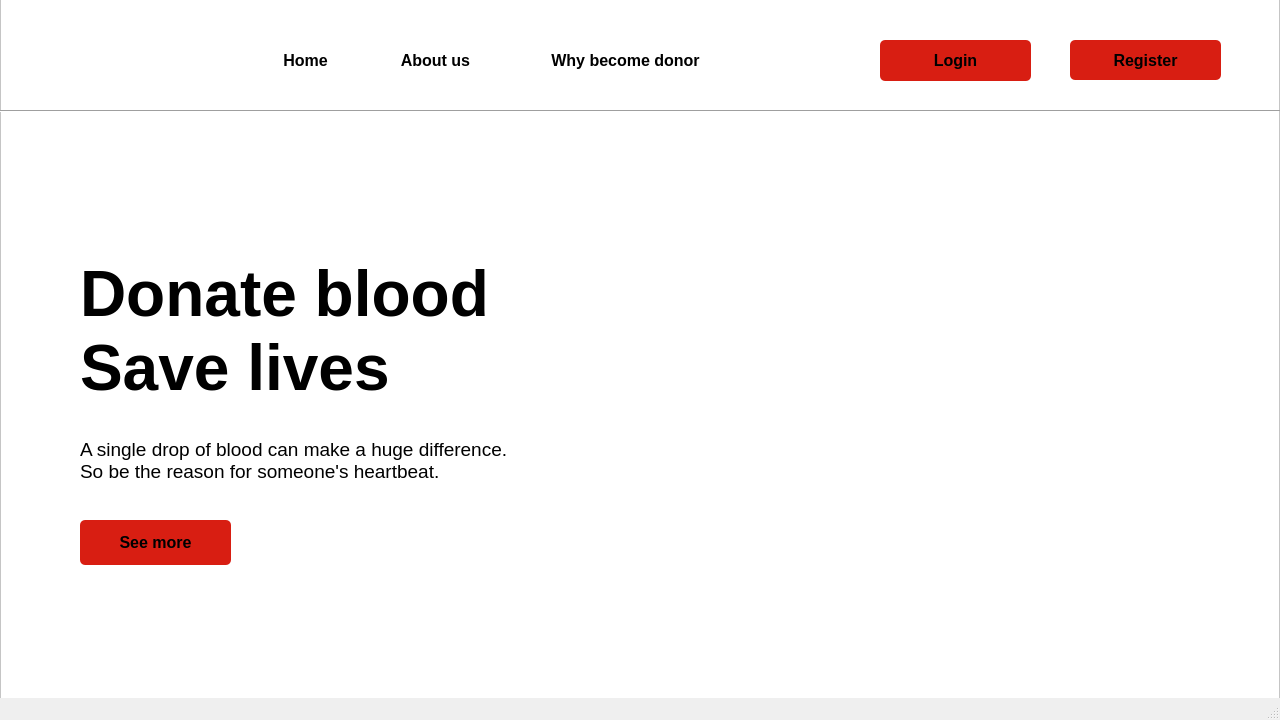
Rista10/Final, file mainwindow.ui: the form before one commit.
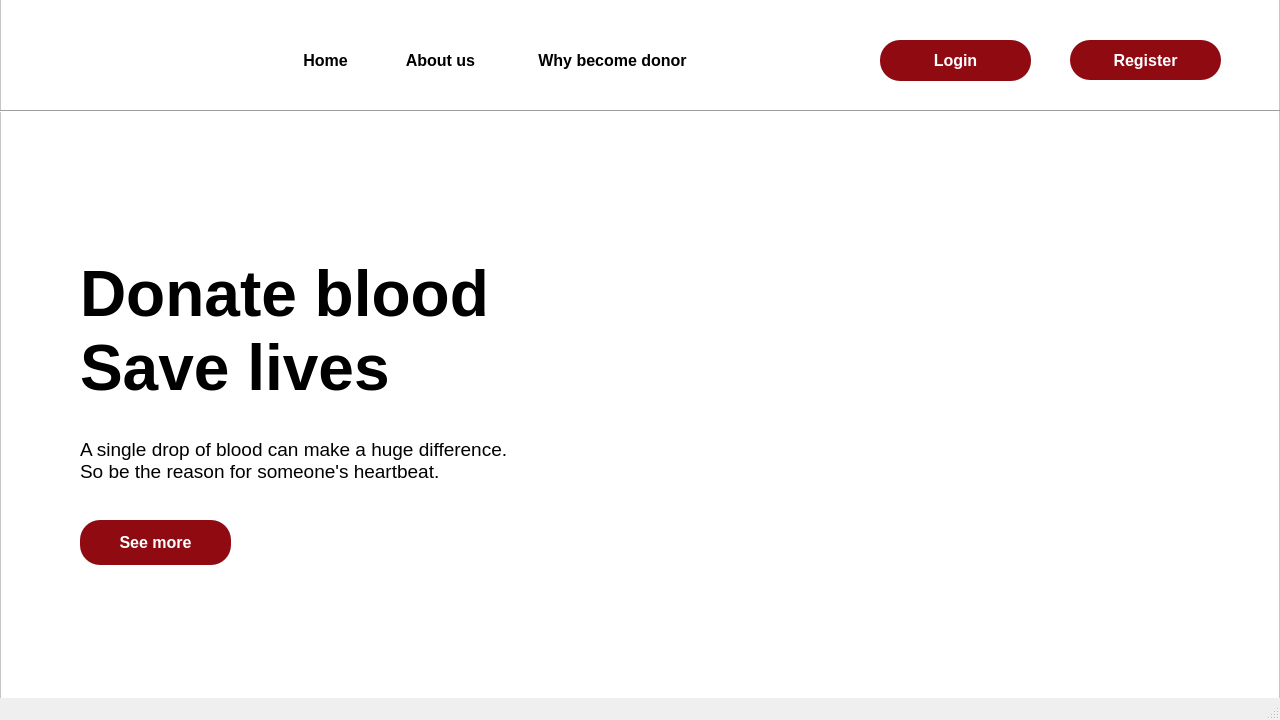
The form after the commit. Icons and pictures are not drawn.

The edit to the form file:
```diff
--- a/mainwindow.ui
+++ b/mainwindow.ui
@@ -68,11 +68,19 @@
       </font>
      </property>
      <property name="styleSheet">
-      <string notr="true">#signin_3
+      <string notr="true">
+*
 {
- background-color:#D81E12;
-border-radius:5px;
-}</string>
+ background-color:rgb(144,10,18);
+border-radius:20px;
+color:white;
+}
+#signin_3:hover
+{
+background-color:white;
+	color: rgb(144, 10, 18);
+}
+</string>
      </property>
      <property name="text">
       <string>Register</string>
@@ -96,9 +104,16 @@
      <property name="styleSheet">
       <string notr="true">#login
 {
- background-color:#D81E12;
-border-radius:5px;
-}</string>
+ background-color:rgb(144,10,18);
+border-radius:20px;
+color:white;
+}
+#login:hover
+{
+background-color:white;
+	color: rgb(144, 10, 18);
+}
+</string>
      </property>
      <property name="text">
       <string>Login</string>
@@ -188,11 +203,19 @@
       </font>
      </property>
      <property name="styleSheet">
-      <string notr="true">#see_more
+      <string notr="true">
+#see_more
 {
- background-color:#D81E12;
-border-radius:5px;
-}</string>
+ background-color:rgb(144,10,18);
+border-radius:20px;
+color:white;
+}
+#see_more:hover
+{
+background-color:white;
+	color: rgb(144, 10, 18);
+}
+</string>
      </property>
      <property name="text">
       <string>See more</string>
@@ -201,9 +224,9 @@
     <widget class="QPushButton" name="home">
      <property name="geometry">
       <rect>
-       <x>230</x>
+       <x>290</x>
        <y>60</y>
-       <width>151</width>
+       <width>71</width>
        <height>41</height>
       </rect>
      </property>
@@ -215,10 +238,15 @@
      </property>
      <property name="styleSheet">
       <string notr="true">#home
+{
+border-radius:0.5px;
+background-color: rgb(255, 255, 255);
+}
 
+#home::hover
 {
- background-color:#rgb(255, 255, 255);
-border-radius:5px;
+   border-bottom:3px solid rgb(144, 10, 18);
+	color: rgb(144, 10, 18);
 }</string>
      </property>
      <property name="text">
@@ -228,9 +256,9 @@
     <widget class="QPushButton" name="about">
      <property name="geometry">
       <rect>
-       <x>360</x>
+       <x>390</x>
        <y>60</y>
-       <width>151</width>
+       <width>101</width>
        <height>41</height>
       </rect>
      </property>
@@ -245,7 +273,13 @@
 
 {
  background-color:#rgb(255, 255, 255);
-border-radius:5px;
+border-radius:0.5px;
+}
+#about::hover
+{
+   border-bottom:3px solid rgb(144, 10, 18);
+	color: rgb(144, 10, 18);
+
 }</string>
      </property>
      <property name="text">
@@ -255,9 +289,9 @@
     <widget class="QPushButton" name="why">
      <property name="geometry">
       <rect>
-       <x>510</x>
+       <x>512</x>
        <y>60</y>
-       <width>231</width>
+       <width>201</width>
        <height>41</height>
       </rect>
      </property>
@@ -269,10 +303,14 @@
      </property>
      <property name="styleSheet">
       <string notr="true">#why
-
 {
  background-color:#rgb(255, 255, 255);
-border-radius:5px;
+border-radius:0.5px;
+}
+#why::hover
+{
+   border-bottom:3px solid rgb(144, 10, 18);
+	color: rgb(144, 10, 18);
 }</string>
      </property>
      <property name="text">
```
Left out of the diff: 18 changed lines with no effect on the pictures.
